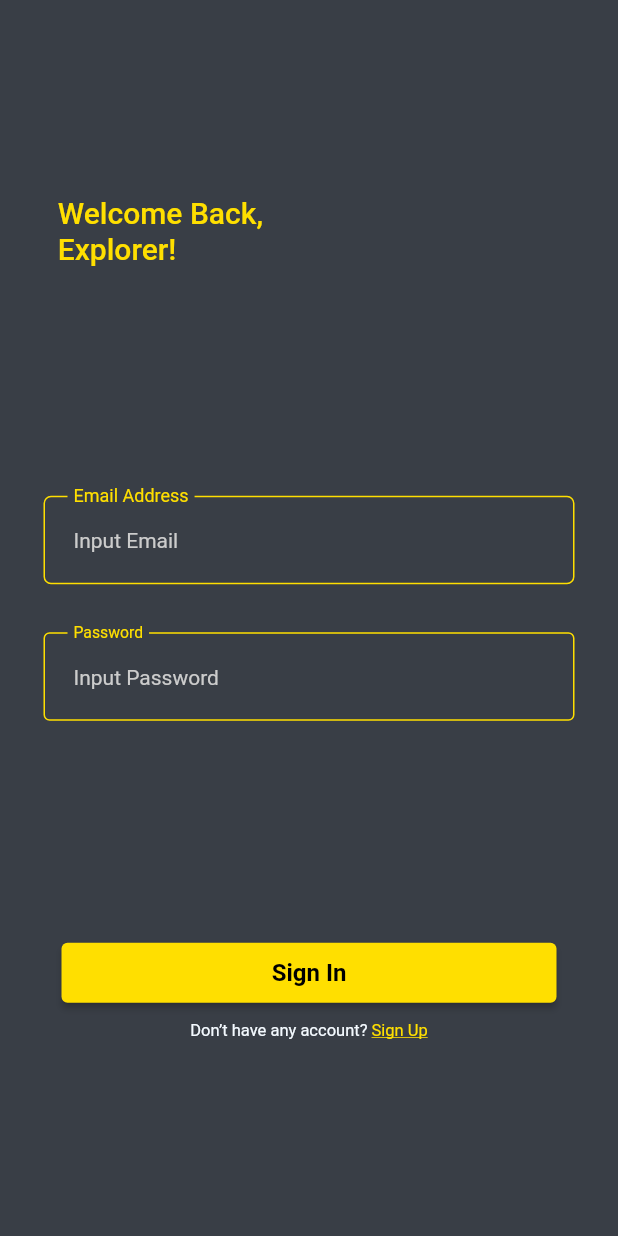
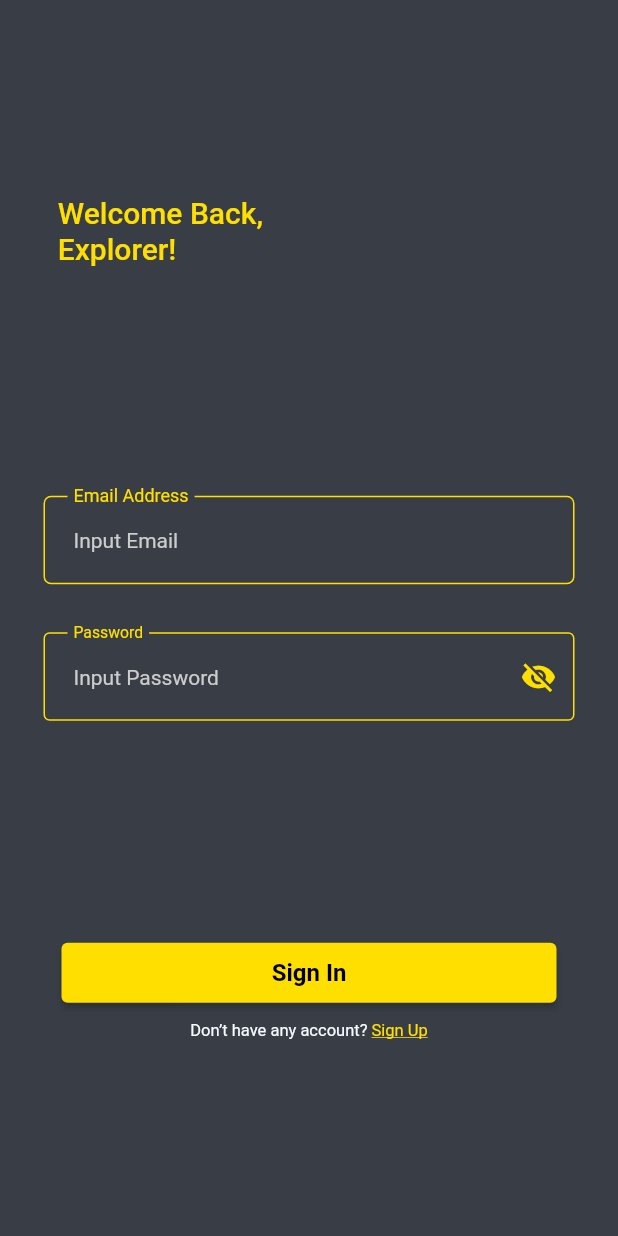
Before and after one commit to Linaeus14/piranti_bergerak, a Flutter app: the screen it shows after launch, after a tap on "Sign In", on a phone screen of 412 x 824 dp. Run offline on Flutter 3.47's test engine with Material 2 defaults, Android fonts, the phone set to English and light mode, and no system bars; our stand-ins replace cloud_firestore, firebase_auth, firebase_core, firebase_storage, image_picker, shared_preferences; accounts and stored records are empty; network calls fail; Roboto replaces fonts that are missing (Raleway).

Commit message:
Feat: Visibility Password

```diff
--- a/lib/ui/pages/signin_page.dart
+++ b/lib/ui/pages/signin_page.dart
@@ -12,6 +12,7 @@ class _SignInState extends State<SignIn> {
 
   final TextEditingController _ctrlEmail = TextEditingController();
   final TextEditingController _ctrlPassword = TextEditingController();
+  bool _isPasswordHidden = true;
 
   bool loginFailed = false;
   @override
@@ -100,6 +101,7 @@ class _SignInState extends State<SignIn> {
                         children: [
                           TextField(
                             controller: _ctrlPassword,
+                            obscureText: _isPasswordHidden,
                             decoration: const InputDecoration(
                               floatingLabelBehavior:
                                   FloatingLabelBehavior.always,
@@ -129,6 +131,22 @@ class _SignInState extends State<SignIn> {
                                   width: 1,
                                 ),
                               ),
+                            ),
+                          ),
+                          Positioned(
+                            right: 0,
+                            bottom: 15,
+                            child: IconButton(
+                              icon: Icon(
+                                _isPasswordHidden ? Icons.visibility_off : Icons.visibility,
+                                color: const Color(0xffffdf00),
+                              ),
+                              onPressed: () {
+                                // Toggle the visibility of the password
+                                setState(() {
+                                  _isPasswordHidden = !_isPasswordHidden;
+                                });
+                              },
                             ),
                           ),
                         ],
```
